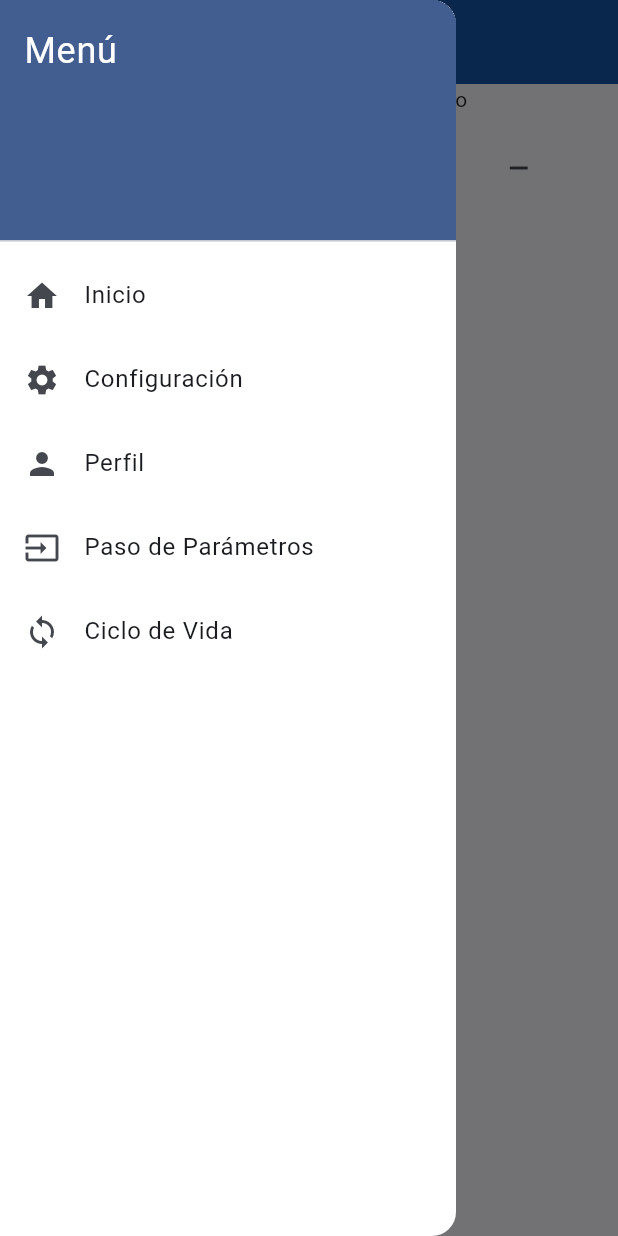
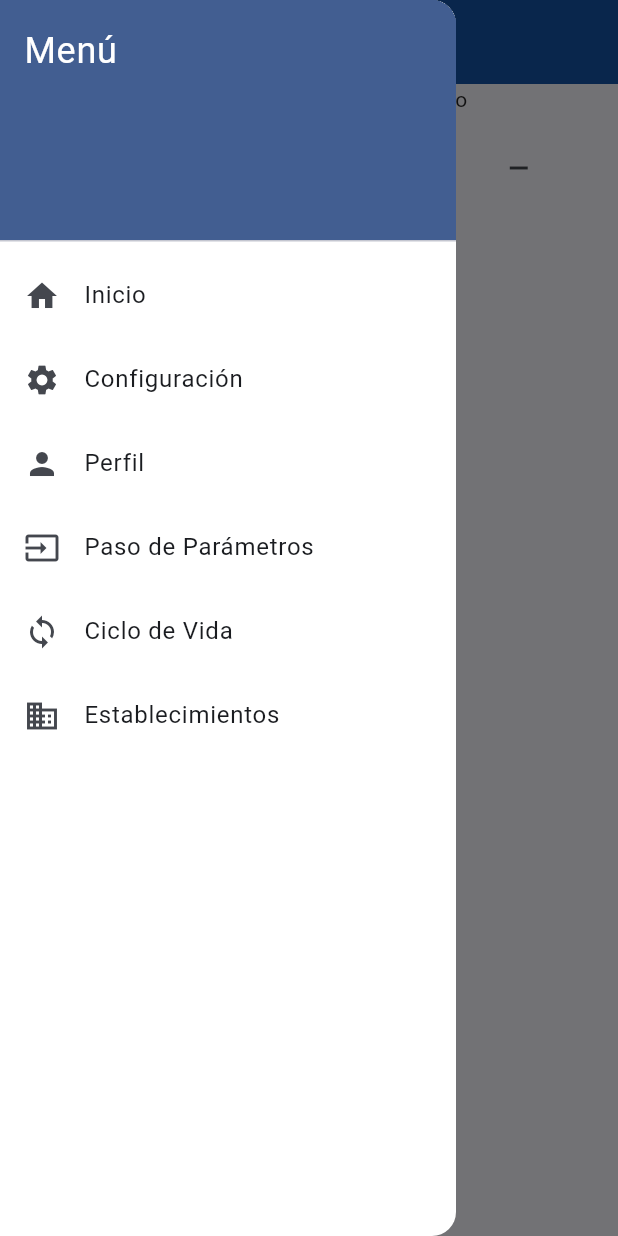
Before and after one commit to KevinCano01/TallerNavegacion, a Flutter app: the screen it shows after launch, with the side drawer open, on a phone screen of 412 x 824 dp. Run offline on Flutter 3.47's test engine with Material 3 defaults, Android fonts, the phone set to English and light mode, and no system bars; our stand-ins replace flutter_dotenv, go_router, image_picker.

```diff
--- a/lib/main.dart
+++ b/lib/main.dart
@@ -1,9 +1,12 @@
 import 'package:flutter/material.dart';
 import 'package:hola_mundo/routes/app_router.dart';
+import 'package:flutter_dotenv/flutter_dotenv.dart';
+import 'themes/app_theme.dart';
 
-import 'themes/app_theme.dart'; // Importa el tema
+Future<void> main() async {
+  WidgetsFlutterBinding.ensureInitialized(); // Asegura la inicialización antes de async
+  await dotenv.load(); // Carga las variables desde el archivo .env
 
-void main() {
   runApp(const MyApp());
 }
 
@@ -12,12 +15,10 @@ class MyApp extends StatelessWidget {
 
   @override
   Widget build(BuildContext context) {
-    //go_router para navegacion
     return MaterialApp.router(
-      theme:
-          AppTheme.lightTheme, //thema personalizado y permamente en toda la app
-      title: 'Flutter - UCEVA', // Usa el tema personalizado
-      routerConfig: appRouter, // Usa el router configurado
+      theme: AppTheme.lightTheme,
+      title: 'Flutter - UCEVA',
+      routerConfig: appRouter,
     );
   }
 }
--- a/lib/routes/app_router.dart
+++ b/lib/routes/app_router.dart
@@ -5,6 +5,21 @@ import 'package:hola_mundo/views/paso_parametros/detalle_screen.dart';
 import 'package:hola_mundo/views/paso_parametros/paso_parametros_screen.dart';
 import 'package:hola_mundo/views/profile_view.dart';
 import 'package:hola_mundo/views/settings_view.dart';
+
+// Importación de las nuevas pantallas del taller async (Future, Timer e Isolate)
+import 'package:hola_mundo/views/taller_async/lista_estudiantes_screen.dart';
+import 'package:hola_mundo/views/taller_async/contador_screen.dart';
+import 'package:hola_mundo/views/taller_async/tarea_pesada_screen.dart';
+
+// Importación de las nuevas pantallas del taller API
+import 'package:hola_mundo/views/taller_api/listado_screen.dart';
+import 'package:hola_mundo/views/taller_api/detalle_screen.dart' as api;
+import 'package:hola_mundo/models/meal_model.dart';
+
+// Importación de la vista de establecimientos
+import 'package:hola_mundo/views/establecimientos/establecimiento_edit_view.dart';
+import 'package:hola_mundo/views/establecimientos/establecimiento_create_views.dart';
+import 'package:hola_mundo/views/establecimientos/establecimiento_list_view.dart';
 
 final GoRouter appRouter = GoRouter(
   routes: [
@@ -44,5 +59,51 @@ final GoRouter appRouter = GoRouter(
       path: '/ciclo_vida',
       builder: (context, state) => const CicloVidaScreen(),
     ),
+
+    //! Rutas del taller async (Future, Timer e Isolate)
+    GoRoute(
+      path: '/lista_estudiantes',
+      builder: (context, state) => const ListaEstudiantesScreen(),
+    ),
+    GoRoute(
+      path: '/contador',
+      builder: (context, state) => const ContadorScreen(),
+    ),
+    GoRoute(
+      path: '/tarea_pesada',
+      builder: (context, state) => const TareaPesadaScreen(),
+    ),
+
+    //! Rutas del taller de consumo de API
+    GoRoute(
+      path: '/listado',
+      builder: (context, state) => const ListadoScreen(),
+    ),
+    GoRoute(
+      path: '/detalle_comida',
+      builder: (context, state) {
+        final meal = state.extra as Meal;
+        return api.DetalleScreen(meal: meal);
+      },
+    ),
+    // Establecimientos
+    GoRoute(
+      path: '/establecimientos',
+      name: 'establecimientos',
+      builder: (context, state) => const EstablecimientosListView(),
+    ),
+    //! Ruta para editar un establecimiento
+    GoRoute(
+      path: '/establecimientos/edit/:id',
+      builder: (context, state) {
+        //* Capturamos el id del establecimiento
+        final id = int.parse(state.pathParameters['id']!);
+        return EstablecimientoEditView(id: id);
+      },
+    ),
+    GoRoute(
+      path: '/establecimientos/create',
+      builder: (context, state) => const EstablecimientoCreateView(),
+    ),
   ],
 );
--- a/lib/views/base_view.dart
+++ b/lib/views/base_view.dart
@@ -1,11 +1,50 @@
 import 'package:flutter/material.dart';
 import 'custom_drawer.dart'; // Importa el Drawer personalizado
+import 'package:go_router/go_router.dart'; // Para navegación
 
 class BaseView extends StatelessWidget {
   final String title;
   final Widget body;
+  final int initialIndex;
+  final int length;
+  final Widget? floatingActionButton;
 
-  const BaseView({super.key, required this.title, required this.body});
+  const BaseView({
+    super.key,
+    required this.title,
+    required this.body,
+    required this.initialIndex,
+    required this.length,
+    this.floatingActionButton,
+  });
+
+  void _onTap(int index, BuildContext context) {
+    if (index == initialIndex) return;
+
+    switch (index) {
+      case 0:
+        context.go('/establecimientos');
+        break;
+      case 1:
+        context.go('/profile');
+        break;
+      case 2:
+        context.go('/settings');
+        break;
+      case 3:
+        context.go('/ciclo_vida');
+        break;
+      case 4:
+        context.go('/paso_parametros');
+        break;
+      case 5:
+        context.go('/contador');
+        break;
+      case 6:
+        context.go('/futuro');
+        break;
+    }
+  }
 
   @override
   Widget build(BuildContext context) {
--- a/lib/views/ciclo_vida/ciclo_vida_screen.dart
+++ b/lib/views/ciclo_vida/ciclo_vida_screen.dart
@@ -45,6 +45,9 @@ class CicloVidaScreenState extends State<CicloVidaScreen> {
 
     return BaseView(
       title: "Ciclo de Vida de en flutter",
+      initialIndex:
+          3, // ← Este índice corresponde con '/ciclo_vida' en BaseView
+      length: 1,
       body: Center(
         child: Column(
           mainAxisAlignment: MainAxisAlignment.center,
--- a/lib/views/custom_drawer.dart
+++ b/lib/views/custom_drawer.dart
@@ -80,6 +80,14 @@ class CustomDrawer extends StatelessWidget {
               context.go('/ciclo_vida');
             },
           ),
+          ListTile(
+            leading: Icon(Icons.business),
+            title: Text('Establecimientos'),
+            onTap: () {
+              // Navegación con GoRouter
+              context.push('/establecimientos');
+            },
+          ),
         ],
       ),
     );
--- a/lib/views/home_view.dart
+++ b/lib/views/home_view.dart
@@ -8,14 +8,15 @@ class HomeView extends StatelessWidget {
   @override
   Widget build(BuildContext context) {
     return BaseView(
-      title: 'UCEVA', // Título de la pantalla
+      title: 'UCEVA',
+      initialIndex: 0, // ← ahora se pasa correctamente
+      length: 1, // ← también requerido por BaseView
       body: Column(
         children: [
           const Center(child: Text('Bienvenido a la pantalla de inicio')),
           Contador(),
         ],
       ),
-      //
     );
   }
 }
--- a/lib/views/profile_view.dart
+++ b/lib/views/profile_view.dart
@@ -7,7 +7,10 @@ class ProfileView extends StatelessWidget {
   @override
   Widget build(BuildContext context) {
     return BaseView(
-      title: 'Perfil', // Título de la pantalla
+      title: 'Perfil',
+      initialIndex:
+          1, // ← Este índice representa la posición del perfil en el menú
+      length: 1,
       body: const Center(child: Text('Pantalla de perfil')),
     );
   }
--- a/lib/views/settings_view.dart
+++ b/lib/views/settings_view.dart
@@ -7,7 +7,9 @@ class SettingsView extends StatelessWidget {
   @override
   Widget build(BuildContext context) {
     return BaseView(
-      title: 'Configuración', // Título de la pantalla
+      title: 'Configuración',
+      initialIndex: 2, // ← índice usado en el switch para /settings
+      length: 1,
       body: const Center(child: Text('Pantalla de configuración')),
     );
   }
```
Also changed, not shown: pubspec.yaml (+7 -0 lines), pubspec.lock, 6 other files.
